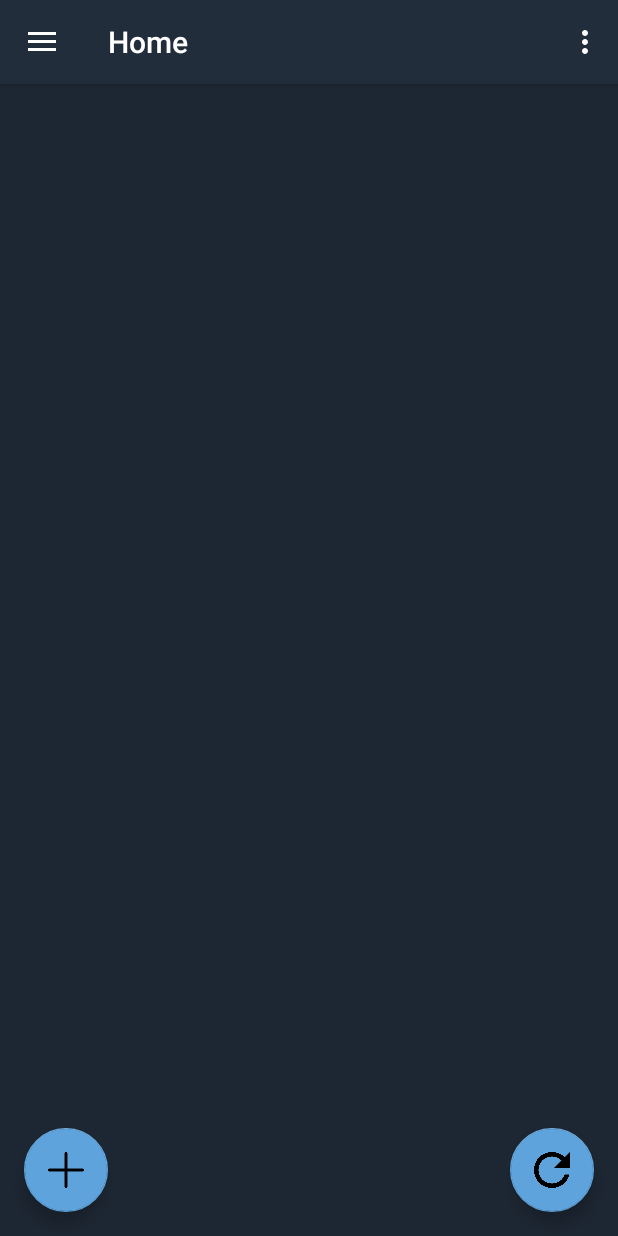
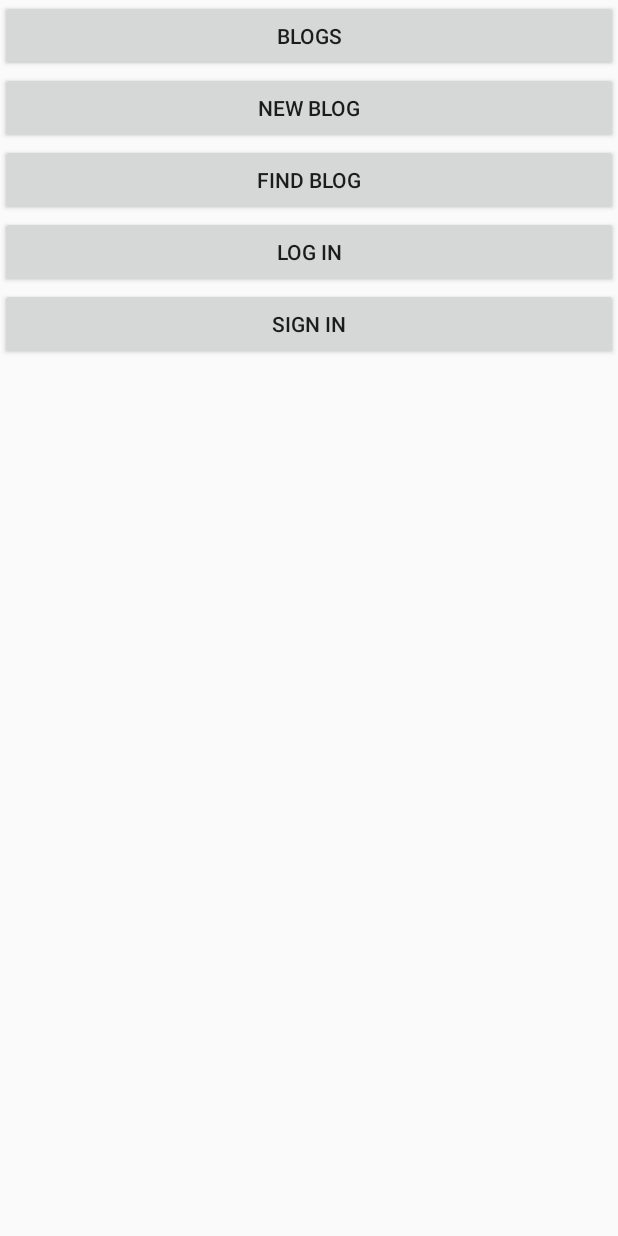
Before and after one commit to Maksimka-dev/blog, an Android app: the screen it shows after launch (MainActivity), on a phone screen of 412 x 824 dp. Run offline under Robolectric (Android 15) with nearby library versions, the phone set to English and light mode, and no system bars; our stand-ins replace data binding, navigation-ui.

Commit message:
Add main activities

```diff
--- a/app/src/main/AndroidManifest.xml
+++ b/app/src/main/AndroidManifest.xml
@@ -15,7 +15,7 @@
         android:supportsRtl="true"
         android:theme="@style/AppTheme">
         <activity
-            android:name=".MainActivity"
+            android:name=".main.MainActivity"
             android:screenOrientation="portrait"
             android:label="@string/app_name"
             android:theme="@style/AppTheme.NoActionBar">
--- a/app/src/main/java/com/example/blog/MainActivity.kt
+++ /dev/null
@@ -1,55 +0,0 @@
-@file:Suppress("DEPRECATION")
-
-package com.example.blog
-
-import android.os.Bundle
-import androidx.navigation.findNavController
-import androidx.navigation.ui.AppBarConfiguration
-import androidx.navigation.ui.navigateUp
-import androidx.navigation.ui.setupActionBarWithNavController
-import androidx.navigation.ui.setupWithNavController
-import androidx.drawerlayout.widget.DrawerLayout
-import com.google.android.material.navigation.NavigationView
-import androidx.appcompat.app.AppCompatActivity
-import androidx.appcompat.widget.Toolbar
-import android.view.Menu
-
-class MainActivity : AppCompatActivity() {
-
-    private lateinit var appBarConfiguration: AppBarConfiguration
-
-    override fun onCreate(savedInstanceState: Bundle?) {
-        super.onCreate(savedInstanceState)
-        setContentView(R.layout.activity_main)
-        val toolbar: Toolbar = findViewById(R.id.toolbar)
-        setSupportActionBar(toolbar)
-
-        window.navigationBarColor = resources.getColor(R.color.colorNavBar)
-        window.statusBarColor = resources.getColor(R.color.colorStatusBar)
-
-        val drawerLayout: DrawerLayout = findViewById(R.id.drawer_layout)
-        val navView: NavigationView = findViewById(R.id.nav_view)
-        navView.itemTextColor = resources.getColorStateList(R.color.colorWhite)
-        val navController = findNavController(R.id.nav_host_fragment)
-        // Passing each menu ID as a set of Ids because each
-        // menu should be considered as top level destinations.
-        appBarConfiguration = AppBarConfiguration(
-            setOf(
-                R.id.nav_home, R.id.nav_saved, R.id.nav_settings, R.id.nav_sing_in
-            ), drawerLayout
-        )
-        setupActionBarWithNavController(navController, appBarConfiguration)
-        navView.setupWithNavController(navController)
-    }
-
-    override fun onCreateOptionsMenu(menu: Menu): Boolean {
-        // Inflate the menu; this adds items to the action bar if it is present.
-        menuInflater.inflate(R.menu.main, menu)
-        return true
-    }
-
-    override fun onSupportNavigateUp(): Boolean {
-        val navController = findNavController(R.id.nav_host_fragment)
-        return navController.navigateUp(appBarConfiguration) || super.onSupportNavigateUp()
-    }
-}
--- a/app/src/main/java/com/example/blog/blog/Blog.kt
+++ b/app/src/main/java/com/example/blog/blog/Blog.kt
@@ -1,8 +1,7 @@
 package com.example.blog.blog
 
-import android.graphics.Bitmap
-
-data class Blog (var title: String) {
+class Blog () {
+    var title: String = ""
     var ownerId: String = ""
     var time: ArrayList<String> = arrayListOf()
     var description: String = ""
--- /dev/null
+++ b/app/src/main/java/com/example/blog/blog/BlogActivity.kt
@@ -0,0 +1,7 @@
+package com.example.blog.blog
+
+import androidx.appcompat.app.AppCompatActivity
+
+class BlogActivity : AppCompatActivity() {
+
+}
--- a/app/src/main/java/com/example/blog/blog/BlogViewModel.kt
+++ b/app/src/main/java/com/example/blog/blog/BlogViewModel.kt
@@ -25,7 +25,7 @@ class BlogViewModel : ViewModel() {
     var context: Context? = null
 
     var userId: String? = null
-    var blog: Blog = Blog("")
+    var blog: Blog = Blog()
 
     var title: String = ""
     var description: String = ""
--- /dev/null
+++ b/app/src/main/java/com/example/blog/findblog/FindBlogActivity.kt
@@ -0,0 +1,6 @@
+package com.example.blog.findblog
+
+import androidx.appcompat.app.AppCompatActivity
+
+class FindBlogActivity : AppCompatActivity()  {
+}
--- /dev/null
+++ b/app/src/main/java/com/example/blog/inflaters/SetContentView.kt
@@ -0,0 +1,23 @@
+package azadev.android.architecture.core.databinding.inflaters
+
+import android.databinding.DataBindingUtil
+import android.databinding.ViewDataBinding
+import android.support.annotation.LayoutRes
+import android.support.v4.app.FragmentActivity
+import kotlin.reflect.KProperty
+
+class SetContentView<out T : ViewDataBinding>(@LayoutRes private val layoutRes: Int) {
+
+	private var value: T? = null
+
+	operator fun getValue(thisRef: FragmentActivity, property: KProperty<*>): T {
+		if (value == null) {
+			value = DataBindingUtil.setContentView(thisRef, layoutRes)
+			value!!.setLifecycleOwner(thisRef)
+		}
+
+		return value!!
+	}
+}
+
+fun <T : ViewDataBinding> contentView(@LayoutRes layoutRes: Int) = SetContentView<T>(layoutRes)
--- /dev/null
+++ b/app/src/main/java/com/example/blog/login/LogInActivity.kt
@@ -0,0 +1,6 @@
+package com.example.blog.login
+
+import androidx.appcompat.app.AppCompatActivity
+
+class LogInActivity : AppCompatActivity()  {
+}
--- /dev/null
+++ b/app/src/main/java/com/example/blog/main/MainActivity.kt
@@ -0,0 +1,57 @@
+@file:Suppress("DEPRECATION")
+
+package com.example.blog.main
+
+import android.content.Intent
+import android.os.Bundle
+import androidx.navigation.findNavController
+import androidx.navigation.ui.AppBarConfiguration
+import androidx.navigation.ui.navigateUp
+import androidx.navigation.ui.setupActionBarWithNavController
+import androidx.navigation.ui.setupWithNavController
+import androidx.drawerlayout.widget.DrawerLayout
+import com.google.android.material.navigation.NavigationView
+import androidx.appcompat.app.AppCompatActivity
+import androidx.appcompat.widget.Toolbar
+import android.view.Menu
+import android.widget.Button
+import azadev.android.architecture.core.databinding.inflaters.contentView
+import azadev.android.architecture.core.view.MATCH_PARENT
+import azadev.android.architecture.core.view.WRAP_CONTENT
+import com.example.blog.R
+import com.example.blog.blog.BlogActivity
+import com.example.blog.databinding.ActivityMainBinding
+import com.example.blog.findblog.FindBlogActivity
+import com.example.blog.login.LogInActivity
+import com.example.blog.newblog.NewBlogActivity
+import com.example.blog.signin.SignInActivity
+
+private val PARTS = arrayOf(
+    "Blogs" to BlogActivity::class.java,
+    "New blog" to NewBlogActivity::class.java,
+    "Find blog" to FindBlogActivity::class.java,
+    "Log in" to LogInActivity::class.java,
+    "Sign in" to SignInActivity::class.java
+)
+
+class MainActivity : AppCompatActivity() {
+
+    private val binding by contentView<ActivityMainBinding>(R.layout.activity_main)
+
+    override fun onCreate(savedInstanceState: Bundle?) {
+        super.onCreate(savedInstanceState)
+
+        binding.parts.removeAllViews()
+
+        PARTS.forEach { part ->
+            Button(this).let { button ->
+                button.text = part.first
+                button.setOnClickListener {
+                    startActivity(Intent(this, part.second))
+                }
+
+                binding.parts.addView(button, MATCH_PARENT, WRAP_CONTENT)
+            }
+        }
+    }
+}
--- /dev/null
+++ b/app/src/main/java/com/example/blog/newblog/NewBlogActivity.kt
@@ -0,0 +1,6 @@
+package com.example.blog.newblog
+
+import androidx.appcompat.app.AppCompatActivity
+
+class NewBlogActivity : AppCompatActivity()  {
+}
--- /dev/null
+++ b/app/src/main/java/com/example/blog/signin/SignInActivity.kt
@@ -0,0 +1,6 @@
+package com.example.blog.signin
+
+import androidx.appcompat.app.AppCompatActivity
+
+class SignInActivity : AppCompatActivity()  {
+}
--- a/app/src/main/java/com/example/blog/ui/chat/ChatViewModel.kt
+++ b/app/src/main/java/com/example/blog/ui/chat/ChatViewModel.kt
@@ -37,7 +37,7 @@ class ChatViewModel : ViewModel() {
 
     var lastPos = 0
 
-    var blog: Blog = Blog("")
+    var blog: Blog = Blog()
     var title: String = ""
 
     var messagesArrayList: ArrayList<String> = arrayListOf()
--- a/app/src/main/java/com/example/blog/ui/home/HomeViewModel.kt
+++ b/app/src/main/java/com/example/blog/ui/home/HomeViewModel.kt
@@ -39,7 +39,7 @@ class HomeViewModel : ViewModel() {
         val firebaseUser = mAuth.currentUser
 
         //Получаем пользователя из бд чтобы проверить есть ли канал в его подписках
-        var user: User? = User("")
+        var user: User? = User()
 
         if (firebaseUser != null) {
             val userRef = FirebaseDatabase.getInstance()
--- a/app/src/main/java/com/example/blog/ui/signUp/SignUpViewModel.kt
+++ b/app/src/main/java/com/example/blog/ui/signUp/SignUpViewModel.kt
@@ -38,7 +38,7 @@ class SignUpViewModel : ViewModel() {
                         // Sign in success, update UI with the signed-in user's information
                         Log.d("CREATE USER", "createUserWithEmail:success")
 
-                        val user = User("")
+                        val user = User()
                         user.email = email
                         user.name = name
 
--- a/app/src/main/java/com/example/blog/user/User.kt
+++ b/app/src/main/java/com/example/blog/user/User.kt
@@ -1,6 +1,7 @@
 package com.example.blog.user
 
-data class User(var name: String) {
+class User() {
+    var name: String = ""
     var email: String = ""
     val subbs: ArrayList<String> = arrayListOf()
 
--- /dev/null
+++ b/app/src/main/java/com/example/blog/view/constants.kt
@@ -0,0 +1,6 @@
+package azadev.android.architecture.core.view
+
+import android.view.ViewGroup
+
+const val MATCH_PARENT = ViewGroup.LayoutParams.MATCH_PARENT
+const val WRAP_CONTENT = ViewGroup.LayoutParams.WRAP_CONTENT
--- a/app/src/main/res/layout/activity_main.xml
+++ b/app/src/main/res/layout/activity_main.xml
@@ -1,26 +1,24 @@
 <?xml version="1.0" encoding="utf-8"?>
-<androidx.drawerlayout.widget.DrawerLayout xmlns:android="http://schemas.android.com/apk/res/android"
-    xmlns:app="http://schemas.android.com/apk/res-auto"
+<layout xmlns:android="http://schemas.android.com/apk/res/android"
     xmlns:tools="http://schemas.android.com/tools"
-    android:id="@+id/drawer_layout"
-    android:layout_width="match_parent"
-    android:layout_height="match_parent"
-    android:fitsSystemWindows="true"
-    tools:openDrawer="start">
+    tools:context=".architecture.feat.main.MainActivity"
+    tools:ignore="HardcodedText">
 
-    <include
-        layout="@layout/app_bar_main"
+    <LinearLayout
+        android:id="@+id/parts"
         android:layout_width="match_parent"
-        android:layout_height="match_parent" />
+        android:layout_height="match_parent"
+        android:orientation="vertical">
 
-    <com.google.android.material.navigation.NavigationView
-        android:id="@+id/nav_view"
-        android:layout_width="wrap_content"
-        android:layout_height="match_parent"
-        android:layout_gravity="start"
-        android:background="@color/colorPrimaryDark"
-        android:fitsSystemWindows="true"
-        app:headerLayout="@layout/nav_header_main"
-        app:menu="@menu/activity_main_drawer" />
+        <Button
+            android:layout_width="match_parent"
+            android:layout_height="wrap_content"
+            android:text="1. Example" />
 
-</androidx.drawerlayout.widget.DrawerLayout>
+        <Button
+            android:layout_width="match_parent"
+            android:layout_height="wrap_content"
+            android:text="2. Example" />
+
+    </LinearLayout>
+</layout>
--- a/app/src/main/res/layout/app_bar_main.xml
+++ b/app/src/main/res/layout/app_bar_main.xml
@@ -4,7 +4,7 @@
     xmlns:tools="http://schemas.android.com/tools"
     android:layout_width="match_parent"
     android:layout_height="match_parent"
-    tools:context=".MainActivity">
+    tools:context=".main.MainActivity">
 
     <com.google.android.material.appbar.AppBarLayout
         android:layout_width="match_parent"
```
